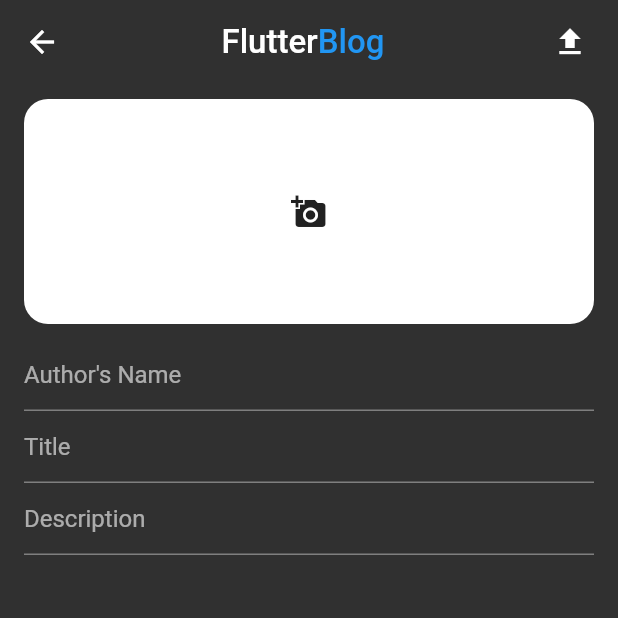
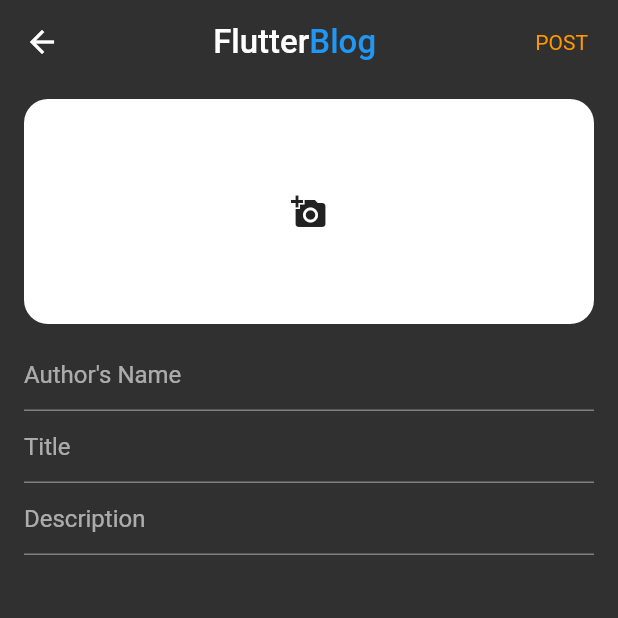
Before and after one commit to PatrickChow0803/Flutter_Blog, a Flutter app: the screen it shows after launch, after a tap on the "add" icon, on a phone screen of 412 x 824 dp, the top half of it. Run offline on Flutter 3.47's test engine with Material 2 defaults, Android fonts, the phone set to English and light mode, and no system bars; our stand-ins replace cloud_firestore, firebase_core; accounts and stored records are empty.

Commit message:
Added service to upload a blog to FireStore

```diff
--- a/lib/main.dart
+++ b/lib/main.dart
@@ -1,7 +1,10 @@
+import 'package:firebase_core/firebase_core.dart';
 import 'package:flutter/material.dart';
 import 'package:flutter_blog/screens/home.dart';
 
-void main() {
+void main() async {
+  WidgetsFlutterBinding.ensureInitialized();
+  await Firebase.initializeApp();
   runApp(MyApp());
 }
 
--- a/lib/screens/create_blog.dart
+++ b/lib/screens/create_blog.dart
@@ -1,4 +1,5 @@
 import 'package:flutter/material.dart';
+import 'package:flutter_blog/services/crud.dart';
 import 'package:flutter_blog/utility.dart';
 
 class CreateBlog extends StatefulWidget {
@@ -8,6 +9,7 @@ class CreateBlog extends StatefulWidget {
 
 class _CreateBlogState extends State<CreateBlog> {
   String authorName, title, desc;
+  bool canPost = false;
 
   @override
   Widget build(BuildContext context) {
@@ -30,11 +32,17 @@ class _CreateBlogState extends State<CreateBlog> {
         ),
         actions: [
           Padding(
-            padding: const EdgeInsets.all(8.0),
-            child: IconButton(
-              icon: Icon(Icons.file_upload),
-              onPressed: () {},
-            ),
+            padding: const EdgeInsets.all(20.0),
+            child: InkWell(
+                onTap: () {
+                  setState(() {
+                    canPost = !canPost;
+                  });
+                },
+                child: Text(
+                  "POST",
+                  style: TextStyle(color: canPost ? Colors.white : Colors.orange),
+                )),
           )
         ],
       ),
--- a/pubspec.yaml
+++ b/pubspec.yaml
@@ -28,6 +28,11 @@ dependencies:
   # The following adds the Cupertino Icons font to your application.
   # Use with the CupertinoIcons class for iOS style icons.
   cupertino_icons: ^1.0.0
+  image_picker: ^0.6.7+14
+  cloud_firestore: ^0.14.3+1
+  firebase_storage: ^5.1.0
+  random_string: ^2.1.0
+  firebase_core: ^0.5.2+1
 
 dev_dependencies:
   flutter_test:
```
Also changed, not shown: lib/services/crud.dart (added, +13 -0 lines), pubspec.lock, 1 other file.
